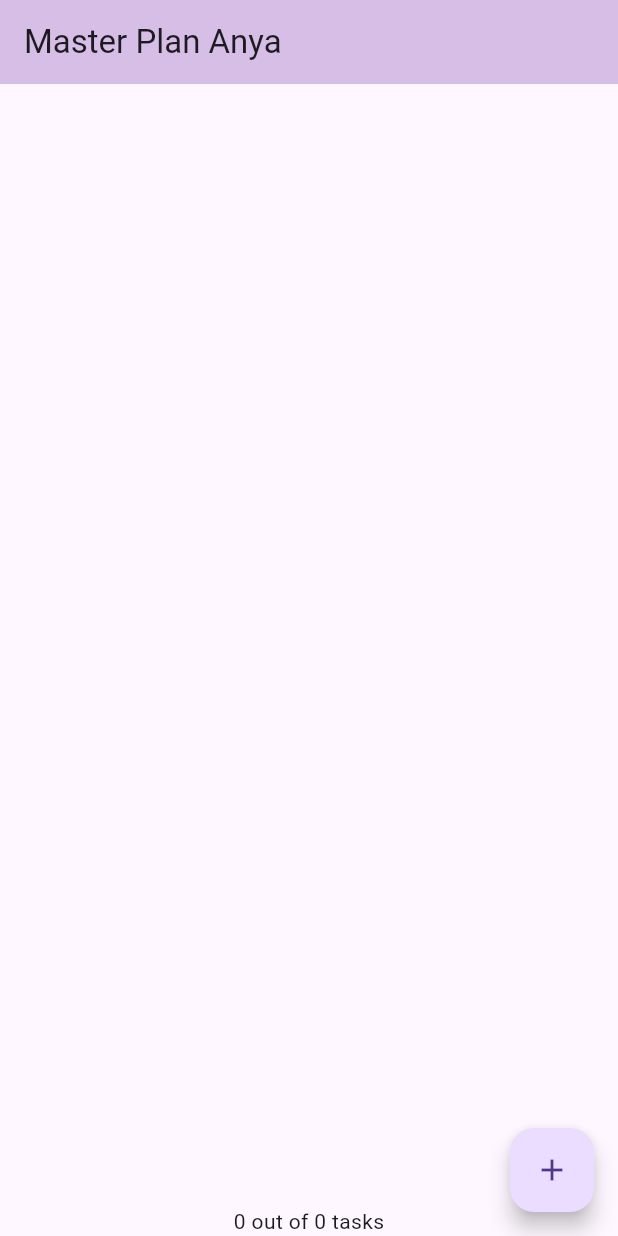
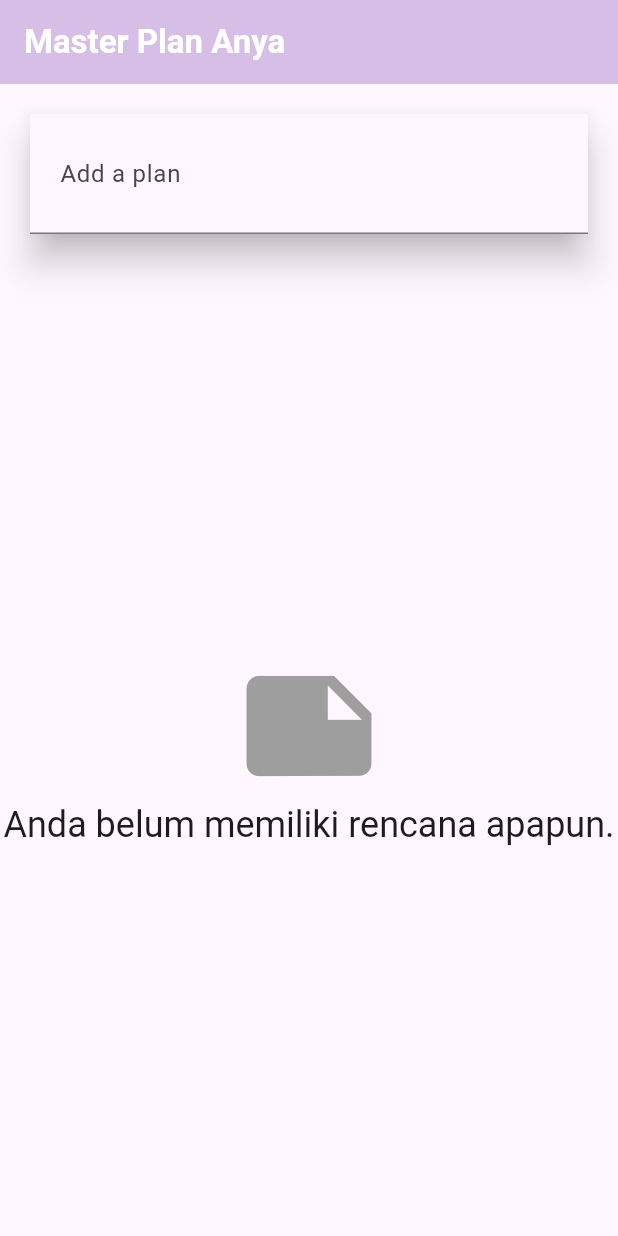
Before and after one commit to anyacallissta/PemrogramanMobile_2025_05, a Flutter app: the screen it shows after launch, on a phone screen of 412 x 824 dp. Run offline on Flutter 3.47's test engine with Material 3 defaults, Android fonts, the phone set to English and light mode, and no system bars; our stand-ins replace auto_size_text, camera.

Commit message:
praktikum 3 - membuat state di multiple screens

```diff
--- a/codelab10_dart/src/master_plan/lib/main.dart
+++ b/codelab10_dart/src/master_plan/lib/main.dart
@@ -1,4 +1,5 @@
 import 'package:flutter/material.dart';
+import 'package:master_plan/views/plan_creator_screen.dart';
 import './views/plan_screen.dart';
 import './provider/plan_provider.dart';
 import 'models/data_layer.dart';
@@ -10,12 +11,15 @@ class MasterPlanApp extends StatelessWidget {
 
   @override
   Widget build(BuildContext context) {
-    return MaterialApp(
-      theme: ThemeData(primarySwatch: Colors.purple),
-      home: PlanProvider(
-      notifier: ValueNotifier<Plan>(const Plan()),
-      child: const PlanScreen(),
-    ),
+    return PlanProvider(
+      notifier: ValueNotifier<List<Plan>>(const []),
+      child: MaterialApp(
+        title: 'State management app',
+        theme: ThemeData(
+          primarySwatch: Colors.blue,
+        ),
+        home: const PlanCreatorScreen(),
+      ),
     );
   }
 }
--- a/codelab10_dart/src/master_plan/lib/provider/plan_provider.dart
+++ b/codelab10_dart/src/master_plan/lib/provider/plan_provider.dart
@@ -1,13 +1,11 @@
 import 'package:flutter/material.dart';
 import '../models/data_layer.dart';
 
-class PlanProvider extends InheritedNotifier<ValueNotifier<Plan>> {
-  const PlanProvider({super.key, required Widget child, required
-   ValueNotifier<Plan> notifier})
-  : super(child: child, notifier: notifier);
+class PlanProvider extends InheritedNotifier<ValueNotifier<List<Plan>>> {
+  const PlanProvider({super.key, required Widget child, required ValueNotifier<List<Plan>> notifier})
+     : super(child: child, notifier: notifier);
 
-  static ValueNotifier<Plan> of(BuildContext context) {
-   return context.
-    dependOnInheritedWidgetOfExactType<PlanProvider>()!.notifier!;
+  static ValueNotifier<List<Plan>> of(BuildContext context) {
+    return context.dependOnInheritedWidgetOfExactType<PlanProvider>()!.notifier!;
   }
 }
--- /dev/null
+++ b/codelab10_dart/src/master_plan/lib/views/plan_creator_screen.dart
@@ -0,0 +1,110 @@
+import 'package:flutter/material.dart';
+import '../models/data_layer.dart';
+import '../provider/plan_provider.dart';
+import 'plan_screen.dart';
+
+class PlanCreatorScreen extends StatefulWidget {
+  const PlanCreatorScreen({super.key});
+
+  @override
+  State<PlanCreatorScreen> createState() => _PlanCreatorScreenState();
+}
+
+class _PlanCreatorScreenState extends State<PlanCreatorScreen> {
+  final textController = TextEditingController();
+
+  @override
+  Widget build(BuildContext context) {
+    return Scaffold(
+      appBar: AppBar(
+        title: const Text(
+          'Master Plan Anya',
+          style: TextStyle(
+            color: Colors.white,
+            fontWeight: FontWeight.bold,
+          ),
+        ),
+        backgroundColor: Color.fromARGB(255, 214, 190, 230),
+      ),
+      body: Column(
+        children: [
+          _buildListCreator(),
+          Expanded(child: _buildMasterPlans()),
+        ],
+      ),
+    );
+  }
+
+  Widget _buildListCreator() {
+    return Padding(
+      padding: const EdgeInsets.all(20.0),
+      child: Material(
+        color: Theme.of(context).cardColor,
+        elevation: 10,
+        child: TextField(
+          controller: textController,
+          decoration: const InputDecoration(
+            labelText: 'Add a plan',
+            contentPadding: EdgeInsets.all(20),
+          ),
+          onEditingComplete: addPlan,
+        ),
+      ),
+    );
+  }
+
+  void addPlan() {
+    final text = textController.text;
+    if (text.isEmpty) return;
+
+    final plan = Plan(name: text, tasks: []);
+    final planNotifier = PlanProvider.of(context);
+    planNotifier.value = List<Plan>.from(planNotifier.value)..add(plan);
+
+    textController.clear();
+    FocusScope.of(context).unfocus();
+    setState(() {});
+  }
+
+  Widget _buildMasterPlans() {
+    final planNotifier = PlanProvider.of(context);
+    final plans = planNotifier.value;
+
+    if (plans.isEmpty) {
+      return Center(
+        child: Column(
+          mainAxisAlignment: MainAxisAlignment.center,
+          children: [
+            const Icon(Icons.note, size: 100, color: Colors.grey),
+            Text(
+              'Anda belum memiliki rencana apapun.',
+              style: Theme.of(context).textTheme.headlineSmall,
+            ),
+          ],
+        ),
+      );
+    }
+
+    return ListView.builder(
+      itemCount: plans.length,
+      itemBuilder: (context, index) {
+        final plan = plans[index];
+        return ListTile(
+          title: Text(plan.name),
+          subtitle: Text(plan.completenessMessage),
+          onTap: () {
+            Navigator.of(
+              context,
+            ).push(MaterialPageRoute(builder: (_) => PlanScreen(plan: plan)));
+          },
+        );
+      },
+    );
+  }
+
+  @override
+  void dispose() {
+    textController.dispose();
+    super.dispose();
+  }
+}
--- a/codelab10_dart/src/master_plan/lib/views/plan_screen.dart
+++ b/codelab10_dart/src/master_plan/lib/views/plan_screen.dart
@@ -1,113 +1,156 @@
+import 'package:flutter/material.dart';
+import 'package:master_plan/provider/plan_provider.dart';
 import '../models/data_layer.dart';
-import 'package:flutter/material.dart';
-import '../provider/plan_provider.dart';
 
 class PlanScreen extends StatefulWidget {
-  const PlanScreen({super.key});
+  final Plan plan;
+  const PlanScreen({super.key, required this.plan});
 
   @override
   State createState() => _PlanScreenState();
 }
 
 class _PlanScreenState extends State<PlanScreen> {
-  // Plan plan = const Plan();
   late ScrollController scrollController;
+
+  // Gunakan 'widget.plan' hanya sebagai identifier (name)
+  // Data Plan yang sebenarnya diambil dari Notifier
 
   @override
   void initState() {
     super.initState();
-    scrollController = ScrollController();
-  }
-
-  @override
-  void didChangeDependencies() {
-    super.didChangeDependencies();
-
-    // pastikan tidak double listener
-    scrollController.removeListener(_unfocusOnScroll);
-
-    if (Theme.of(context).platform == TargetPlatform.iOS) {
-      scrollController.addListener(_unfocusOnScroll);
-    }
-  }
-
-  void _unfocusOnScroll() {
-    FocusScope.of(context).requestFocus(FocusNode());
+    scrollController = ScrollController()
+      ..addListener(() {
+        // Menghilangkan fokus (keyboard) saat scroll
+        FocusScope.of(context).requestFocus(FocusNode());
+      });
   }
 
   @override
   Widget build(BuildContext context) {
+    // Ambil notifier
+    ValueNotifier<List<Plan>> plansNotifier = PlanProvider.of(context)!;
+
     return Scaffold(
-      appBar: AppBar(
-        title: const Text('Master Plan Anya'),
-        backgroundColor: const Color.fromARGB(255, 214, 190, 230),
-      ),
-      body: ValueListenableBuilder<Plan>(
-        valueListenable: PlanProvider.of(context),
-        builder: (context, plan, child) {
+      appBar: AppBar(title: Text(widget.plan.name)),
+      body: ValueListenableBuilder<List<Plan>>(
+        valueListenable: plansNotifier,
+        builder: (context, plans, child) {
+          // **Perbaikan Kunci:** Ambil Plan terbaru berdasarkan nama
+          Plan currentPlan;
+          try {
+            currentPlan = plans.firstWhere((p) => p.name == widget.plan.name);
+          } catch (e) {
+            // Jika Plan tidak ditemukan (misalnya, baru dihapus di layar lain),
+            // biarkan pengguna kembali ke layar sebelumnya.
+            return const Center(child: Text('Plan not found or deleted.'));
+          }
+
           return Column(
             children: [
-              Expanded(child: _buildList(plan)),
-              SafeArea(child: Text(plan.completenessMessage))
+              // Kirim currentPlan terbaru dan plansNotifier ke _buildList
+              Expanded(child: _buildList(currentPlan, plansNotifier)),
+              SafeArea(child: Text(currentPlan.completenessMessage)),
             ],
           );
         },
       ),
-      floatingActionButton: _buildAddTaskButton(context),
+      // Kirim plansNotifier ke FAB
+      floatingActionButton: _buildAddTaskButton(plansNotifier),
     );
   }
 
-  Widget _buildAddTaskButton(BuildContext context) {
-    ValueNotifier<Plan> planNotifier = PlanProvider.of(context);
+  Widget _buildAddTaskButton(ValueNotifier<List<Plan>> planNotifier) {
     return FloatingActionButton(
       child: const Icon(Icons.add),
       onPressed: () {
-        Plan currentPlan = planNotifier.value;
-        planNotifier.value = Plan(
-          name: currentPlan.name,
-          tasks: List<Task>.from(currentPlan.tasks)..add(const Task()),
+        // Ambil Plan terbaru sebelum diubah
+        Plan currentPlan = planNotifier.value.firstWhere(
+          (p) => p.name == widget.plan.name,
         );
+        int planIndex = planNotifier.value.indexWhere(
+          (p) => p.name == currentPlan.name,
+        );
+
+        // Buat daftar tasks baru dan tambahkan Task kosong
+        List<Task> updatedTasks = List<Task>.from(currentPlan.tasks)
+          ..add(const Task());
+
+        // Perbarui Notifier dengan Plan baru (immutable update)
+        planNotifier.value = List<Plan>.from(planNotifier.value)
+          ..[planIndex] = Plan(name: currentPlan.name, tasks: updatedTasks);
       },
     );
   }
 
-  Widget _buildList(Plan plan) {
+  // Menerima Plan terbaru dan Notifier
+  Widget _buildList(Plan plan, ValueNotifier<List<Plan>> planNotifier) {
     return ListView.builder(
       controller: scrollController,
       itemCount: plan.tasks.length,
       itemBuilder: (context, index) =>
-          _buildTaskTile(plan.tasks[index], index, context),
+          // Kirim task, index, Plan terbaru, dan Notifier ke tile
+          _buildTaskTile(plan.tasks[index], index, plan, planNotifier),
     );
   }
 
-  Widget _buildTaskTile(Task task, int index, BuildContext context) {
-    ValueNotifier<Plan> planNotifier = PlanProvider.of(context);
+  // Menerima Task, index, Plan terbaru (currentPlan), dan Notifier
+  Widget _buildTaskTile(
+    Task task,
+    int index,
+    Plan currentPlan, // Plan terbaru dari builder
+    ValueNotifier<List<Plan>> planNotifier,
+  ) {
+
+    // Fungsi untuk memperbarui Plan
+    void updatePlan({bool? complete, String? description}) {
+        int planIndex = planNotifier.value.indexWhere(
+            (p) => p.name == currentPlan.name,
+        );
+
+        // **Pencegahan Range Error Tambahan:** Cek Plan Index
+        if (planIndex == -1) {
+            return; // Plan tidak ditemukan, batalkan pembaruan.
+        }
+
+        // Dapatkan Plan terbaru di Notifier untuk menghindari race condition
+        Plan latestPlan = planNotifier.value[planIndex];
+
+        // **Pencegahan Range Error Tambahan:** Cek Task Index
+        if (index >= latestPlan.tasks.length) {
+            return; // Index task tidak valid, batalkan pembaruan.
+        }
+
+        // Buat Task baru dengan data yang diperbarui
+        Task updatedTask = Task(
+            description: description ?? task.description,
+            complete: complete ?? task.complete,
+        );
+
+        // Buat daftar Tasks baru
+        List<Task> updatedTasks = List<Task>.from(latestPlan.tasks)
+          ..[index] = updatedTask;
+
+        // Perbarui Notifier
+        planNotifier.value = List<Plan>.from(planNotifier.value)
+            ..[planIndex] = Plan(
+                name: latestPlan.name,
+                tasks: updatedTasks,
+            );
+    }
+
+
     return ListTile(
       leading: Checkbox(
         value: task.complete,
         onChanged: (selected) {
-          Plan currentPlan = planNotifier.value;
-          planNotifier.value = Plan(
-            name: currentPlan.name,
-            tasks: List<Task>.from(currentPlan.tasks)
-              ..[index] = Task(
-                description: task.description,
-                complete: selected ?? false,
-              ),
-          );
-        }),
+          updatePlan(complete: selected ?? false);
+        },
+      ),
       title: TextFormField(
         initialValue: task.description,
         onChanged: (text) {
-          Plan currentPlan = planNotifier.value;
-          planNotifier.value = Plan(
-            name: currentPlan.name,
-            tasks: List<Task>.from(currentPlan.tasks)
-              ..[index] = Task(
-                description: text,
-                complete: task.complete,
-              ),
-          );
+          updatePlan(description: text);
         },
       ),
     );
```
